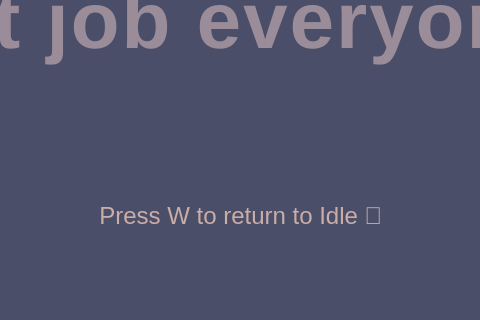
Above: ui/sessionCompleteUI.ui from zenBandara/akshi-robot-main before the change; both pictures show x 247 to 727 and y 280 to 600 of the 976 by 600 pixel window. Below: the same form after it.
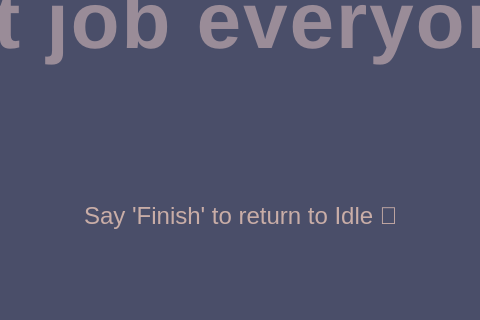
That is the form after the change.

What changed in the file:
```diff
--- a/ui/sessionCompleteUI.ui
+++ b/ui/sessionCompleteUI.ui
@@ -40,7 +40,7 @@
    </item>
    <item>
     <widget class="QLabel" name="hint_label">
-     <property name="text"><string>Press W to return to Idle 🌟</string></property>
+     <property name="text"><string>Say 'Finish' to return to Idle 🌟</string></property>
      <property name="alignment"><set>Qt::AlignCenter</set></property>
      <property name="styleSheet"><string>font-size: 24px; color: #C9ADA7; margin-top: 50px;</string></property>
     </widget>
```
